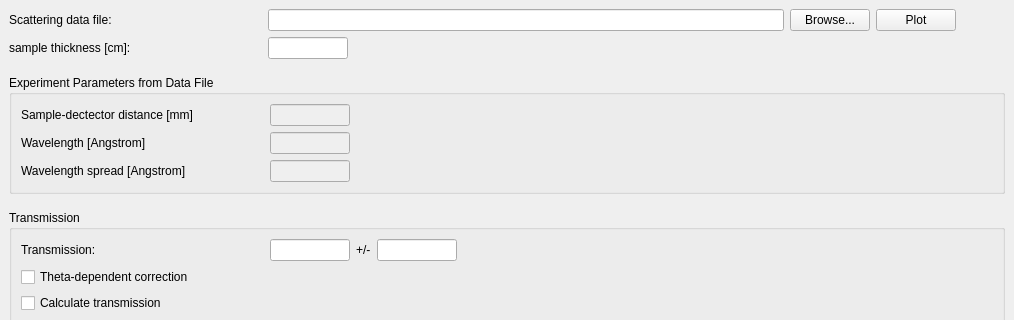
mantidproject/mantid, file Code/Mantid/scripts/Interface/ui/sans/hfir_sample_data.ui: the form before one commit; both pictures show x 0 to 1014 and y 0 to 320 of the 1014 by 874 pixel window.
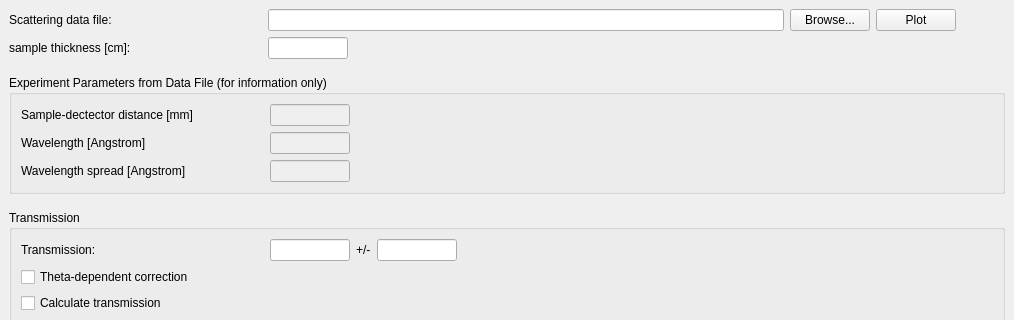
The form after the commit.

What changed in the file:
```diff
--- a/Code/Mantid/scripts/Interface/ui/sans/hfir_sample_data.ui
+++ b/Code/Mantid/scripts/Interface/ui/sans/hfir_sample_data.ui
@@ -294,7 +294,7 @@
           </size>
          </property>
          <property name="title">
-          <string>Experiment Parameters from Data File</string>
+          <string>Experiment Parameters from Data File (for information only)</string>
          </property>
          <property name="alignment">
           <set>Qt::AlignLeading|Qt::AlignLeft|Qt::AlignTop</set>
```
